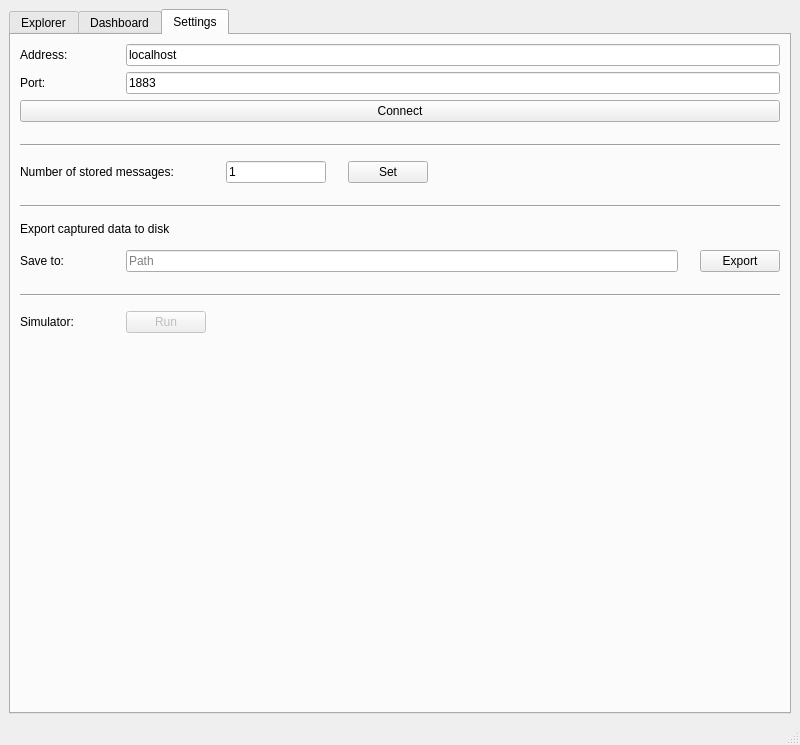
petak5/ICP, file src/mainwindow.ui: the form before one commit.
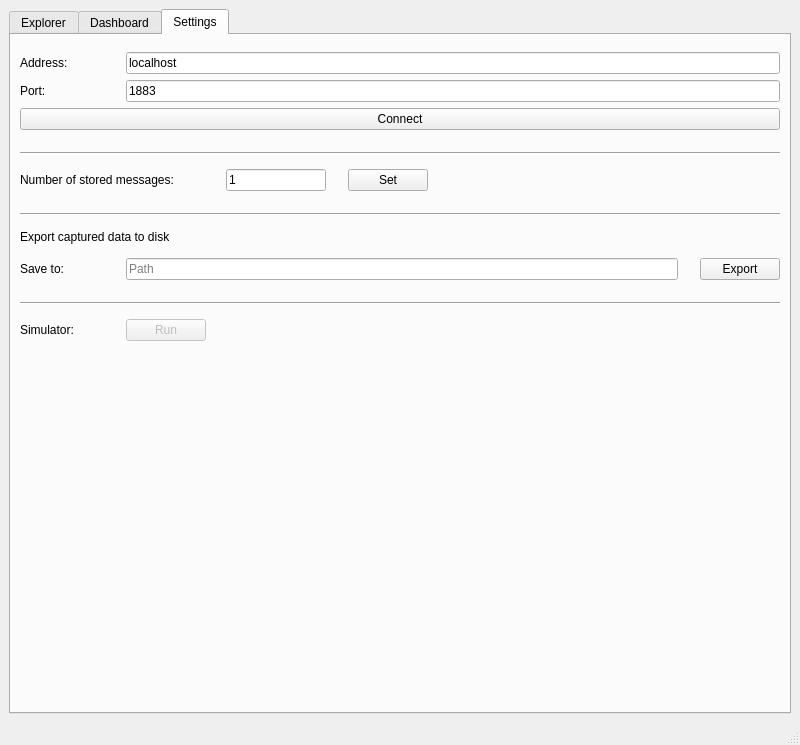
The form after the commit.

Commit message: Popup dialogs when action can not be done

```diff
--- a/src/mainwindow.ui
+++ b/src/mainwindow.ui
@@ -462,6 +462,22 @@
         <string>Settings</string>
        </attribute>
        <layout class="QVBoxLayout" name="verticalLayout_5">
+        <item>
+         <spacer name="verticalSpacer_15">
+          <property name="orientation">
+           <enum>Qt::Vertical</enum>
+          </property>
+          <property name="sizeType">
+           <enum>QSizePolicy::Fixed</enum>
+          </property>
+          <property name="sizeHint" stdset="0">
+           <size>
+            <width>20</width>
+            <height>8</height>
+           </size>
+          </property>
+         </spacer>
+        </item>
         <item>
          <layout class="QVBoxLayout" name="verticalLayout_2">
           <item>
```
Left out of the diff: 2 changed lines with no effect on the pictures. The commit also changes 2 other files.
